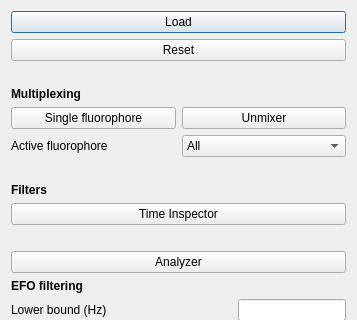
bsse-scf/pyMINFLUX, file pyminflux/ui/wizard.ui: the form before one commit; both pictures show x 0 to 357 and y 0 to 320 of the 357 by 939 pixel window.
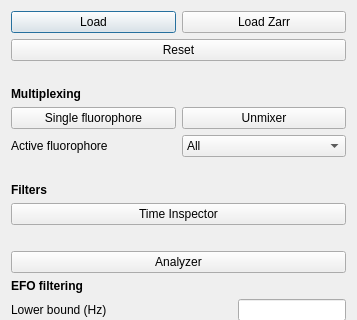
The form after the commit.

Commit message: Allow opening Zarr files from the main window and the wizard.

```diff
--- a/pyminflux/ui/wizard.ui
+++ b/pyminflux/ui/wizard.ui
@@ -36,10 +36,18 @@
    <item row="0" column="0">
     <layout class="QVBoxLayout" name="mainLayout">
      <item>
+      <layout class="QHBoxLayout" name="loadLayout">
+       <item>
       <widget class="QPushButton" name="pbLoadData">
+         <property name="sizePolicy">
+          <sizepolicy hsizetype="MinimumExpanding" vsizetype="Fixed">
+           <horstretch>1</horstretch>
+           <verstretch>0</verstretch>
+          </sizepolicy>
+         </property>
        <property name="minimumSize">
         <size>
-         <width>320</width>
+           <width>160</width>
          <height>0</height>
         </size>
        </property>
@@ -49,6 +57,27 @@
       </widget>
      </item>
      <item>
+        <widget class="QPushButton" name="pbLoadZarr">
+         <property name="sizePolicy">
+          <sizepolicy hsizetype="MinimumExpanding" vsizetype="Fixed">
+           <horstretch>1</horstretch>
+           <verstretch>0</verstretch>
+          </sizepolicy>
+         </property>
+         <property name="minimumSize">
+          <size>
+           <width>160</width>
+           <height>0</height>
+          </size>
+         </property>
+         <property name="text">
+          <string>Load Zarr</string>
+         </property>
+        </widget>
+       </item>
+      </layout>
+     </item>
+     <item>
       <widget class="QPushButton" name="pbReset">
        <property name="text">
         <string>Reset</string>
```
Left out of the diff: 27 changed lines with no effect on the pictures. Lines whose indentation alone changed are shown as unchanged. The commit also changes 6 other files.
